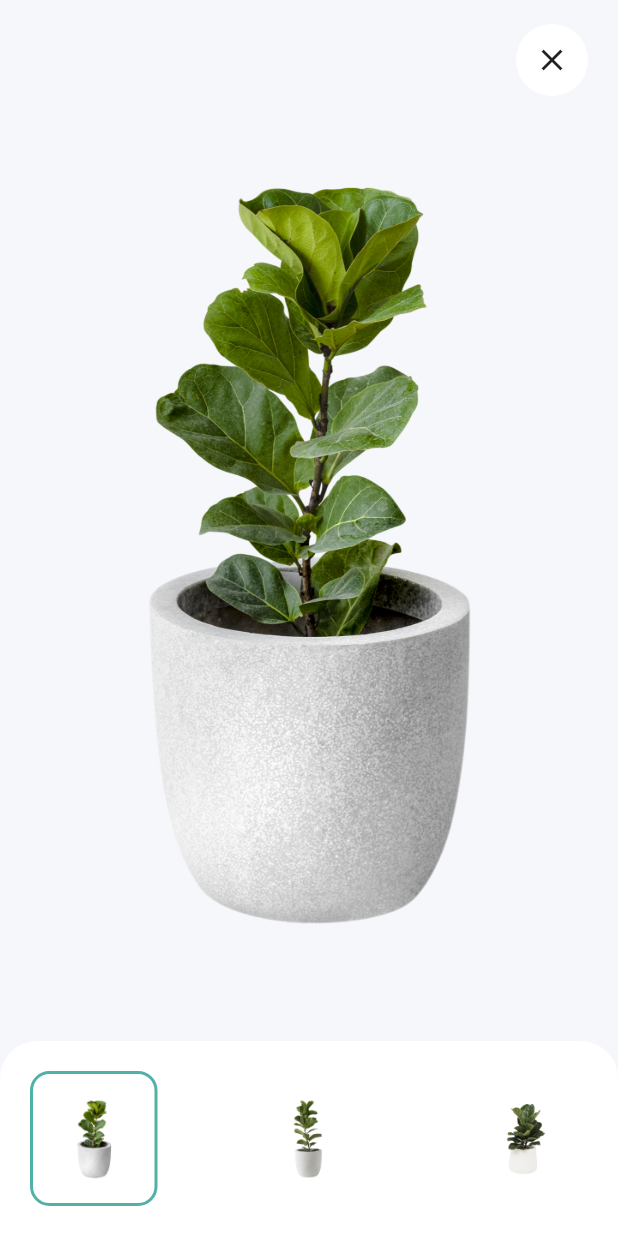
After one commit to Syahro/monstera, a Flutter app: the HouseplantDetailPage screen opened directly, after a tap on "About", on a phone screen of 412 x 824 dp. The commit adds this screen. Run offline on Flutter 3.47's test engine with Material 2 defaults, Android fonts, the phone set to English and light mode, and no system bars; our stand-ins replace google_fonts, modal_bottom_sheet.

Commit message:
done modified previewImagePage and add some assets or support

```diff
--- a/lib/pages/houseplant_detail_page.dart
+++ b/lib/pages/houseplant_detail_page.dart
@@ -1,4 +1,5 @@
 import 'package:flutter/material.dart';
+import 'package:monstera/pages/preview_image.dart';
 import 'package:monstera/theme.dart';
 import 'package:monstera/widget/flower_info.dart';
 import 'package:monstera/widget/preview_card.dart';
@@ -176,7 +177,19 @@ class HouseplantDetailPage extends StatelessWidget {
                         Row(
                           mainAxisAlignment: MainAxisAlignment.spaceBetween,
                           children: [
-                            FlowerInfo('leaf.png', 'About'),
+                            InkWell(
+                              onTap: () {
+                                Navigator.push(
+                                  context,
+                                  MaterialPageRoute(
+                                    builder: (context) {
+                                      return PreviewImage();
+                                    },
+                                  ),
+                                );
+                              },
+                              child: FlowerInfo('leaf.png', 'About'),
+                            ),
                             FlowerInfo('droplet.png', 'How to care'),
                             FlowerInfo('message-circle.png', 'Reviews'),
                             FlowerInfo('heart.png', 'Saved'),
--- /dev/null
+++ b/lib/pages/preview_image.dart
@@ -0,0 +1,81 @@
+import 'package:flutter/material.dart';
+import 'package:monstera/theme.dart';
+import 'package:monstera/widget/preview_card.dart';
+
+class PreviewImage extends StatelessWidget {
+  @override
+  Widget build(BuildContext context) {
+    return Scaffold(
+      backgroundColor: accentColor,
+      body: SafeArea(
+          child: Column(
+        children: [
+          SizedBox(
+            height: 16,
+          ),
+          Padding(
+            padding: EdgeInsets.only(right: 20),
+            child: Row(
+              mainAxisAlignment: MainAxisAlignment.end,
+              children: [
+                Container(
+                  height: 48,
+                  width: 48,
+                  decoration: BoxDecoration(
+                    color: whiteColor,
+                    borderRadius: BorderRadius.circular(24),
+                  ),
+                  child: Center(
+                    child: Icon(
+                      Icons.close,
+                    ),
+                  ),
+                )
+              ],
+            ),
+          ),
+          SizedBox(
+            height: 14,
+          ),
+          Image.asset(
+            'assets/cate12.png',
+            height: MediaQuery.of(context).size.height - 238,
+            fit: BoxFit.cover,
+          ),
+          Spacer(),
+          Container(
+            height: 130,
+            width: double.infinity,
+            padding: EdgeInsets.symmetric(
+              horizontal: 20,
+            ),
+            decoration: BoxDecoration(
+              color: whiteColor,
+              borderRadius: BorderRadius.vertical(
+                top: Radius.circular(25),
+              ),
+            ),
+            child: Row(
+              mainAxisAlignment: MainAxisAlignment.spaceBetween,
+              crossAxisAlignment: CrossAxisAlignment.center,
+              children: [
+                PreviewCard(
+                  'preview1.png',
+                  true,
+                ),
+                PreviewCard(
+                  'preview2.png',
+                  false,
+                ),
+                PreviewCard(
+                  'preview3.png',
+                  false,
+                ),
+              ],
+            ),
+          )
+        ],
+      )),
+    );
+  }
+}
```
Also changed, not shown: assets/cate12.png.
